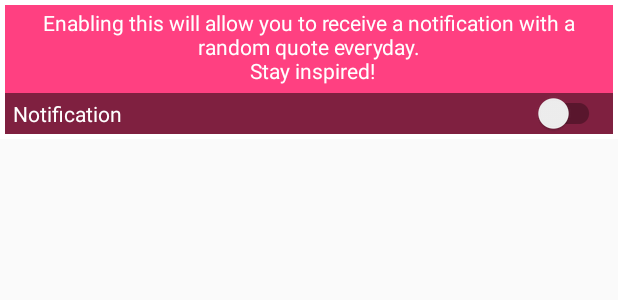
After one commit to Anael-S/Quote, an Android app: the layout dialog_notification_settings.xml on its own in the app's theme, with its tools: preview values and no code run, on a phone screen of 412 x 824 dp. The commit adds this screen. Shown: the top 300 px of the screen. Run offline under Robolectric (Android 15) with nearby library versions, the phone set to English and light mode, and no system bars; network calls fail.

Commit message:
Added UI notification

```diff
--- /dev/null
+++ b/app/src/main/res/drawable/bg_border_dialog.xml
@@ -0,0 +1,4 @@
+<shape xmlns:android="http://schemas.android.com/apk/res/android" android:shape="rectangle" >
+    <solid android:color="@color/colorAccent" />
+    <stroke android:width="3dip" android:color="@color/textColor"/>
+</shape>
--- /dev/null
+++ b/app/src/main/res/layout/dialog_notification_settings.xml
@@ -0,0 +1,45 @@
+<?xml version="1.0" encoding="utf-8"?>
+<RelativeLayout xmlns:android="http://schemas.android.com/apk/res/android"
+    android:layout_width="wrap_content"
+    android:layout_height="wrap_content"
+    android:background="@drawable/bg_border_dialog">
+
+    <TextView
+        android:id="@+id/explanationTextView"
+        android:layout_width="wrap_content"
+        android:layout_height="wrap_content"
+        android:layout_margin="@dimen/margin_share"
+        android:gravity="center"
+        android:text="@string/explanation_notification"
+        android:textColor="@color/textColor" />
+
+    <RelativeLayout
+        android:id="@+id/layoutSettingsNotification"
+        android:layout_width="match_parent"
+        android:layout_height="wrap_content"
+        android:layout_marginStart="3dp"
+        android:layout_marginBottom="3dp"
+        android:layout_marginEnd="3dp"
+        android:layout_below="@+id/explanationTextView"
+        android:background="@color/colorTransparentBlack">
+
+        <TextView
+            android:id="@+id/notifTextView"
+            android:layout_width="wrap_content"
+            android:layout_height="wrap_content"
+            android:layout_alignParentStart="true"
+            android:layout_centerVertical="true"
+            android:layout_marginStart="@dimen/margin_start_footer"
+            android:text="@string/notification_settings"
+            android:textColor="@color/textColor" />
+
+        <android.support.v7.widget.SwitchCompat
+            android:id="@+id/switchNotification"
+            android:layout_width="wrap_content"
+            android:layout_height="wrap_content"
+            android:layout_alignParentEnd="true"
+            android:layout_centerVertical="true"
+            android:layout_marginEnd="@dimen/margin_start_footer"/>
+
+    </RelativeLayout>
+</RelativeLayout>
--- a/app/src/main/res/values/colors.xml
+++ b/app/src/main/res/values/colors.xml
@@ -7,4 +7,6 @@
     <color name="colorTransparent">#00000000</color>
     <color name="colorTransparentBlack">#80000000</color>
     <color name="textColor">#FFFFFF</color>
+    <color name="colorBlack">#000000</color>
+    <color name="colorGold">#ffbf00</color>
 </resources>
--- a/app/src/main/res/values/strings.xml
+++ b/app/src/main/res/values/strings.xml
@@ -1,8 +1,12 @@
 <resources>
     <string name="app_name">Quote</string>
 
+    <string name="notification_settings">Notification</string>
+
     <string name="no_more_result">No more result to load</string>
     <string name="error_load">An error occurred, please try again</string>
+
+    <string name="explanation_notification">Enabling this will allow you to receive a notification with a random quote everyday.\n Stay inspired!</string>
     <string name="lorem_ipsum">>Lorem Ipsum is simply</string>
     <string name="lorem_ipsum_small">>Lorem</string>
     <string name="lorem_ipsum_long">Lorem Ipsum is simply dummy text of the printisum is simply dummy text of the printing andsum is simply dummy text of the printing andsum is simply dummy text of the printing andsum is simply dummy text of the printing andng and typesetting industry. Lorem Ipsum has been the industrys</string>
--- a/app/src/main/res/values/styles.xml
+++ b/app/src/main/res/values/styles.xml
@@ -8,4 +8,10 @@
         <item name="colorAccent">@color/colorAccent</item>
     </style>
 
+    <style name="SwitchOnBlackBg" parent="Theme.AppCompat.Light">
+        <item name="colorControlActivated">@color/colorAccent</item>
+        <item name="colorSwitchThumbNormal">#f1f1f1</item>
+        <item name="android:colorForeground">#c5c1c1</item>
+    </style>
+
 </resources>
```
Also changed, not shown: app/src/main/java/anaels/com/quote/MainActivity.java (+21 -0 lines), app/src/main/java/anaels/com/quote/notification/NotificationHelper.java (added, +57 -0 lines), app/src/main/res/menu/menu_settings.xml (added, +9 -0 lines), app/src/main/res/drawable/ic_notification.png (added).
